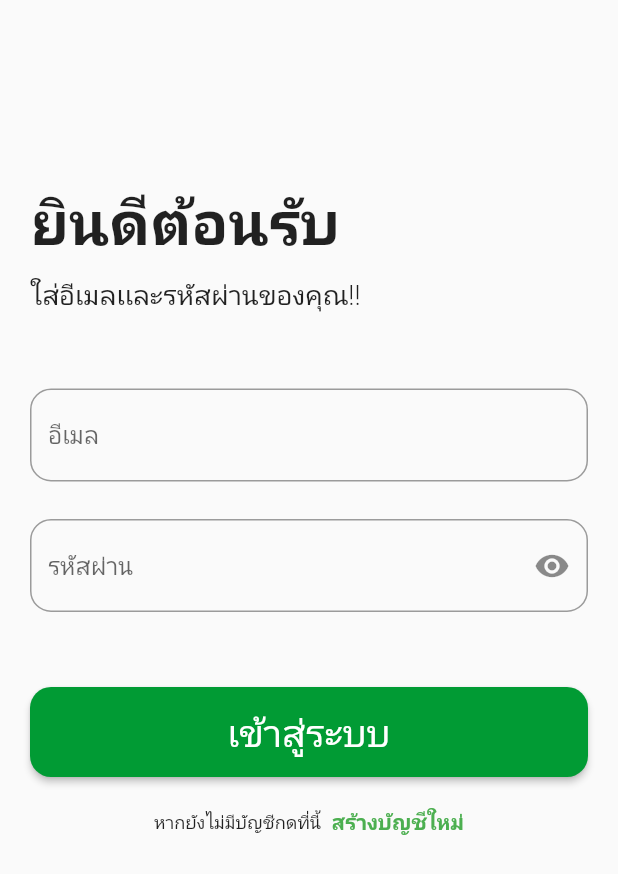
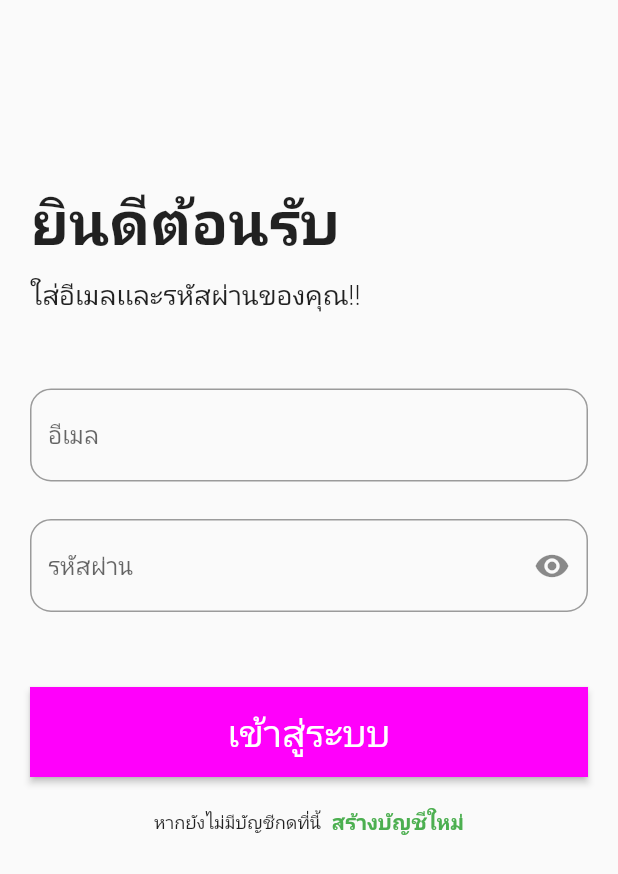
Before and after one commit to ekgaparp/jobs_noti_student, a Flutter app: the screen it shows after launch, on a phone screen of 412 x 824 dp. Shown: the top 874 px of the screen. Run offline on Flutter 3.47's test engine with Material 2 defaults, Android fonts, the phone set to English and light mode, and no system bars; our stand-ins replace cloud_firestore, dropdown_button2, firebase_auth, firebase_core, fluttertoast, form_field_validator; accounts and stored records are empty.

Commit message:
fix: 🐛 edit project now able can run on wep?

```diff
--- a/lib/login/login_page.dart
+++ b/lib/login/login_page.dart
@@ -106,7 +106,6 @@ class _LoginAllScreenState extends State<LoginAllScreen> {
       body: SingleChildScrollView(
         physics: const ScrollPhysics(),
         padding: const EdgeInsets.fromLTRB(20, 60, 20, 0),
-        child: Container(
         child: Form(
           key: _formKey,
           child: Column(
@@ -128,7 +127,6 @@ class _LoginAllScreenState extends State<LoginAllScreen> {
               const SizedBox(height: 30),
               // _buildGoogleAndFacebookButton(),
             ],
-            ),
           ),
         ),
       ),
@@ -202,9 +200,9 @@ class _LoginAllScreenState extends State<LoginAllScreen> {
       child: ElevatedButton(
           child: const Text("เข้าสู่ระบบ", style: TextStyle(fontSize: 25)),
           style: ElevatedButton.styleFrom(
-              backgroundColor: const Color.fromARGB(255, 1, 155, 52),
+              backgroundColor: Color.fromARGB(255, 255, 0, 251),
               shape: RoundedRectangleBorder(
-                  borderRadius: BorderRadius.circular(14))),
+                  borderRadius: BorderRadius.circular(0))),
           onPressed: () async {
             await signInWithEmailAndPassword();
             // await _GetroleUser(context);
--- a/lib/main.dart
+++ b/lib/main.dart
@@ -1,14 +1,13 @@
 import 'package:firebase_core/firebase_core.dart';
 import 'package:flutter/material.dart';
 import 'package:jobs_noti/defaulplatform.dart';
-import 'package:jobs_noti/home_screen.dart';
 import 'package:jobs_noti/login/login_page.dart';
 
 void main() async {
   WidgetsFlutterBinding.ensureInitialized();
   await Firebase.initializeApp(
-      // name: 'jobs_noti', options: DefaultFirebaseConfig.platformOptions);
-      );
+      // name: 'jobs_noti',
+      options: DefaultFirebaseConfig.platformOptions);
   runApp(const MyApp());
 }
 
@@ -23,6 +22,6 @@ class MyApp extends StatelessWidget {
         theme: ThemeData(
           primarySwatch: Colors.blue,
         ),
-        home: LoginAllScreen());
+        home: const LoginAllScreen());
   }
 }
--- a/pubspec.yaml
+++ b/pubspec.yaml
@@ -42,6 +42,7 @@ dependencies:
   cloud_firestore: ^4.3.1
   fluttertoast: ^8.1.2
   dropdown_button2: ^1.9.2
+  firebase_core_web: ^2.1.0
 
 dev_dependencies:
   flutter_test:
```
Also changed, not shown: pubspec.lock, 3 other files. Lines whose indentation alone changed are shown as unchanged.
